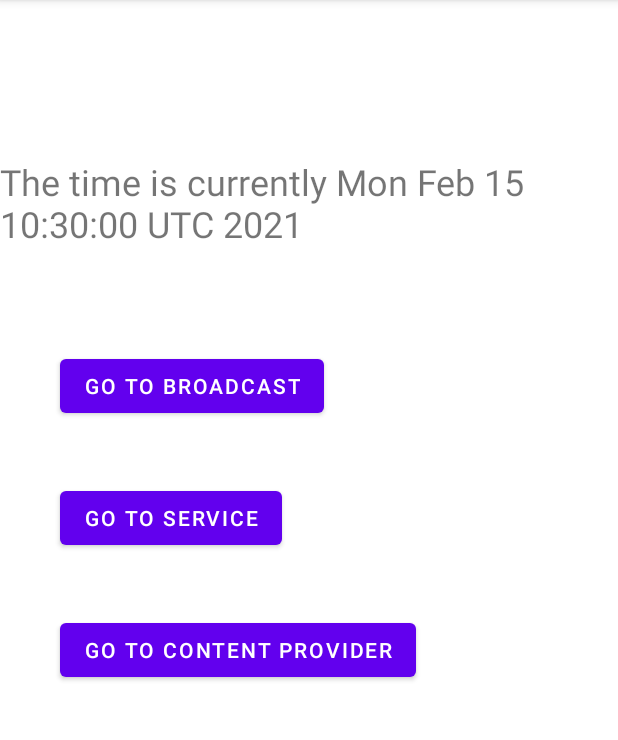
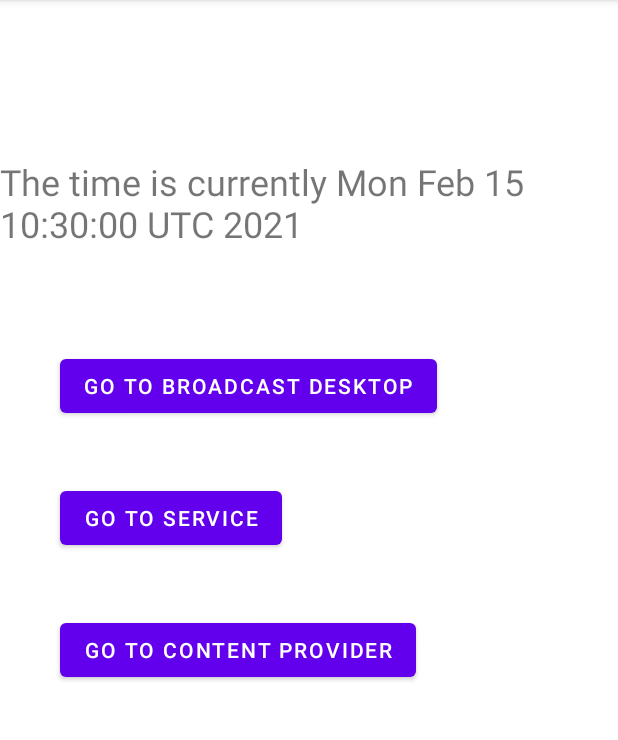
Before and after one commit to ethanliaw16/EECS-386-Assignment-1, an Android app: the screen it shows after launch (MainActivity), on a phone screen of 412 x 824 dp, the part 84-824 px from its top. Run offline under Robolectric (Android 15) with nearby library versions, the phone set to English and light mode, and no system bars.

Commit message:
change from desktop

```diff
--- a/app/src/main/res/layout/activity_main.xml
+++ b/app/src/main/res/layout/activity_main.xml
@@ -25,7 +25,7 @@
         android:layout_height="wrap_content"
         android:layout_marginStart="40dp"
         android:layout_marginTop="68dp"
-        android:text="Go To Broadcast"
+        android:text="Go To Broadcast desktop"
         app:layout_constraintStart_toStartOf="parent"
         app:layout_constraintTop_toBottomOf="@+id/maintext" />
 
```
